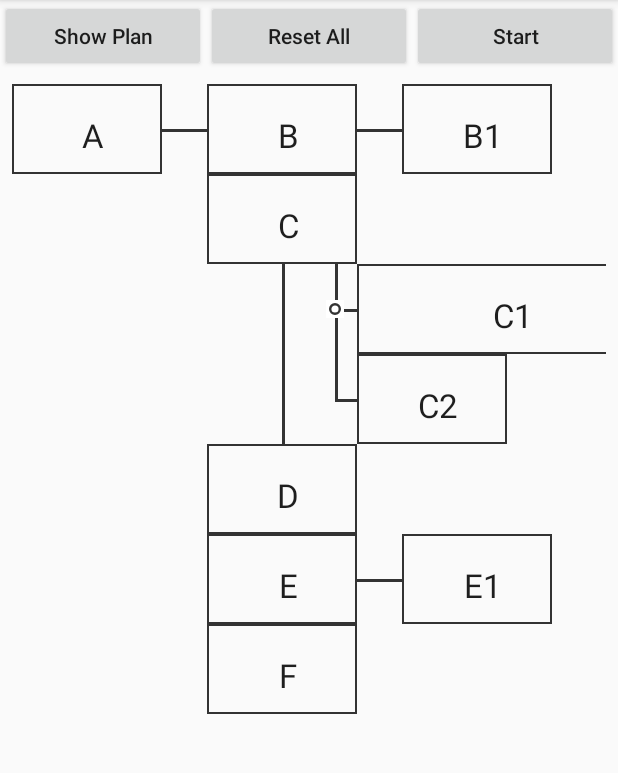
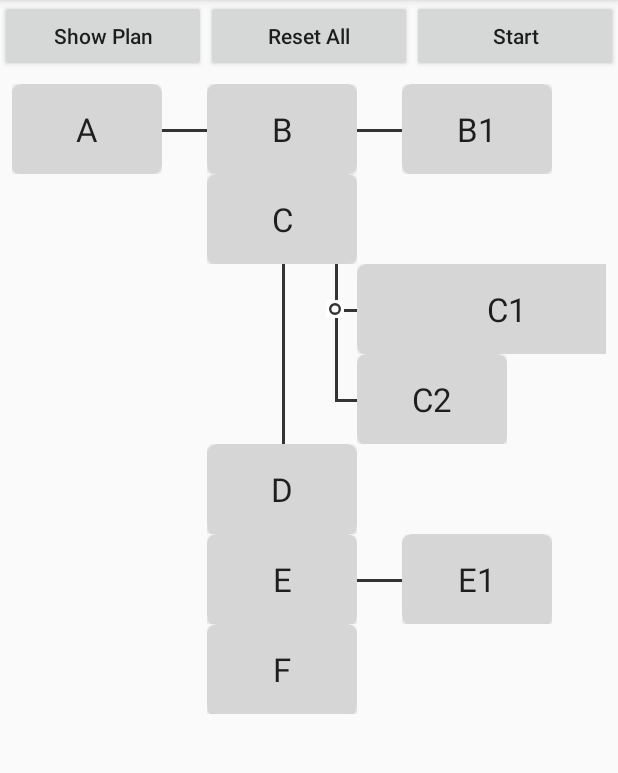
Before and after one commit to trav3ll3r/chainReaction, an Android app: the AddSerialToChainActivity screen opened directly, with no data from a screen before it, after a tap on "Show Plan", on a phone screen of 412 x 824 dp, the part 84-857 px from its top. Run offline under Robolectric (Android 15) with nearby library versions, the phone set to English and light mode, and no system bars; 1 statement that could not run was skipped.

Commit message:
[demo] Use CardView to render Chain links

```diff
--- a/app/build.gradle
+++ b/app/build.gradle
@@ -9,7 +9,7 @@ apply plugin: 'kotlin-android-extensions'
 
 android {
     compileSdkVersion 27
-    buildToolsVersion '26.0.2'
+    buildToolsVersion '27.0.0'
     defaultConfig {
         applicationId "au.com.beba.chainReaction"
         minSdkVersion 21
--- a/app/src/main/java/au/com/beba/chainReaction/feature/ChainView.kt
+++ b/app/src/main/java/au/com/beba/chainReaction/feature/ChainView.kt
@@ -27,8 +27,9 @@ class ChainView : BaseView {
 
     private lateinit var chainDuration: TextView
     private lateinit var chainName: TextView
+    private lateinit var cardView: View
+    private lateinit var innerContent: ConstraintLayout
     private lateinit var chainProgress: View
-    private lateinit var innerContent: View
 
     @JvmOverloads
     constructor(
@@ -52,6 +53,7 @@ class ChainView : BaseView {
         this.chainDuration = find(R.id.execution_duration)
         this.chainName = find(R.id.chain_name)
         this.chainProgress = find(R.id.chain_progress)
+        this.cardView = find(R.id.card_view)
         this.innerContent = find(R.id.inner_content)
     }
 
@@ -77,21 +79,18 @@ class ChainView : BaseView {
     }
 
     private fun startProgress(max: Long) {
+        val animateInside: ConstraintLayout = this.innerContent    //myLayout
         val changeBounds = ChangeBounds()
         changeBounds.duration = max
         changeBounds.interpolator = LinearInterpolator()
 
-        TransitionManager.beginDelayedTransition(myLayout, changeBounds)
+        TransitionManager.beginDelayedTransition(animateInside, changeBounds)
 
         // ANIMATE TO NEW CONSTRAINTS
         val set = ConstraintSet()
-//        set.connect(R.id.chain_progress, ConstraintSet.TOP, ConstraintSet.PARENT_ID, ConstraintSet.TOP)
-//        set.connect(R.id.chain_progress, ConstraintSet.BOTTOM, ConstraintSet.PARENT_ID, ConstraintSet.BOTTOM)
-//        set.connect(R.id.chain_progress, ConstraintSet.TOP, innerContent.id, ConstraintSet.TOP)
-//        set.connect(R.id.chain_progress, ConstraintSet.BOTTOM, innerContent.id, ConstraintSet.BOTTOM)
-        set.connect(R.id.chain_progress, ConstraintSet.LEFT, R.id.start_content, ConstraintSet.LEFT)
-        set.connect(R.id.chain_progress, ConstraintSet.RIGHT, R.id.end_content, ConstraintSet.RIGHT)
-
-        set.applyTo(myLayout)
+        set.clone(animateInside)
+        set.connect(R.id.chain_progress, ConstraintSet.LEFT, ConstraintSet.PARENT_ID, ConstraintSet.LEFT)
+        set.connect(R.id.chain_progress, ConstraintSet.RIGHT, ConstraintSet.PARENT_ID, ConstraintSet.RIGHT)
+        set.applyTo(animateInside)
     }
 }
--- a/app/src/main/res/drawable/square_frame.xml
+++ b/app/src/main/res/drawable/square_frame.xml
@@ -4,5 +4,5 @@
     <solid android:color="@android:color/transparent" />
     <stroke
         android:width="1dp"
-        android:color="@color/status_border" />
+        android:color="@color/status_border_plan" />
 </shape>
--- a/app/src/main/res/layout/chain_view.xml
+++ b/app/src/main/res/layout/chain_view.xml
@@ -23,41 +23,50 @@
         app:layout_constraintGuide_end="0dp"
         />
 
-    <View
-        android:id="@+id/chain_progress"
-        android:layout_width="0dp"
-        android:layout_height="match_parent"
-        android:background="@color/chainBackground"
-        app:layout_constraintTop_toTopOf="@+id/inner_content"
-        app:layout_constraintBottom_toBottomOf="@+id/inner_content"
-        app:layout_constraintLeft_toLeftOf="@id/start_content"
-        app:layout_constraintRight_toLeftOf="@id/start_content"
-        />
-
-    <android.support.constraint.ConstraintLayout
-        android:id="@+id/inner_content"
+    <android.support.v7.widget.CardView
+        android:id="@+id/card_view"
         android:layout_width="0dp"
         android:layout_height="@dimen/chain_height"
         app:layout_constraintTop_toTopOf="parent"
         app:layout_constraintBottom_toBottomOf="parent"
         app:layout_constraintLeft_toLeftOf="@id/start_content"
-        app:layout_constraintRight_toLeftOf="@id/end_content"
-        android:background="@drawable/square_frame"
-        android:padding="8dp"
+        app:layout_constraintRight_toRightOf="@id/end_content"
+        android:elevation="4dp"
+        app:cardBackgroundColor="@color/status_border_plan"
+        app:cardCornerRadius="6dp"
+        app:cardUseCompatPadding="false"
         >
+
+        <!--android:background="@drawable/square_frame"-->
+        <android.support.constraint.ConstraintLayout
+            android:id="@+id/inner_content"
+            android:layout_width="match_parent"
+            android:layout_height="@dimen/chain_height"
+            android:padding="0dp"
+            >
+
+            <View
+                android:id="@+id/chain_progress"
+                android:layout_width="0dp"
+                android:layout_height="0dp"
+                android:background="@color/status_not_started"
+                app:layout_constraintTop_toTopOf="parent"
+                app:layout_constraintBottom_toBottomOf="parent"
+                app:layout_constraintLeft_toLeftOf="parent"
+                app:layout_constraintRight_toLeftOf="parent"
+                />
 
             <TextView
                 android:id="@+id/chain_name"
-            android:layout_width="wrap_content"
-            android:layout_height="wrap_content"
-            android:textSize="@dimen/chain_name"
-            android:textColor="@color/chainText"
+                android:layout_width="0dp"
+                android:layout_height="0dp"
                 app:layout_constraintTop_toTopOf="parent"
                 app:layout_constraintBottom_toBottomOf="parent"
                 app:layout_constraintLeft_toLeftOf="parent"
                 app:layout_constraintRight_toRightOf="parent"
-            android:paddingTop="@dimen/chain_view_padding"
-            android:paddingLeft="@dimen/chain_view_padding"
+                android:gravity="center"
+                android:textSize="@dimen/chain_name"
+                android:textColor="@color/chainText"
                 tools:text="AChain"
                 />
             <TextView
@@ -68,12 +77,12 @@
                 app:layout_constraintRight_toRightOf="parent"
                 android:textSize="@dimen/duration_size"
                 android:textColor="@color/chainText"
-            android:paddingBottom="@dimen/chain_view_padding"
-            android:paddingRight="@dimen/chain_view_padding"
+                android:padding="@dimen/chain_view_padding"
                 tools:text="500"
                 android:visibility="gone"
                 tools:visibility="visible"
                 />
         </android.support.constraint.ConstraintLayout>
+    </android.support.v7.widget.CardView>
 
 </android.support.constraint.ConstraintLayout>
--- a/app/src/main/res/values/colors.xml
+++ b/app/src/main/res/values/colors.xml
@@ -8,6 +8,7 @@
     <color name="chainText">#1e1e1e</color>
 
     <color name="status_border">#333</color>
+    <color name="status_border_plan">#d6d6d6</color>
     <color name="status_not_started">#eee</color>
     <color name="status_in_progress">#b1af59</color>
     <color name="status_success">#7cb159</color>
--- a/build.gradle
+++ b/build.gradle
@@ -3,7 +3,7 @@
 buildscript {
     ext {
         libs = [
-             supportLibVersion       : "27.0.2",
+             supportLibVersion       : "27.1.0",
              firebaseLibVersion      : "11.8.0",
              constraintLayoutVersion : "1.1.0-beta5",
              daggerVersion           : "2.14.1",
```
Lines whose indentation alone changed are shown as unchanged.
